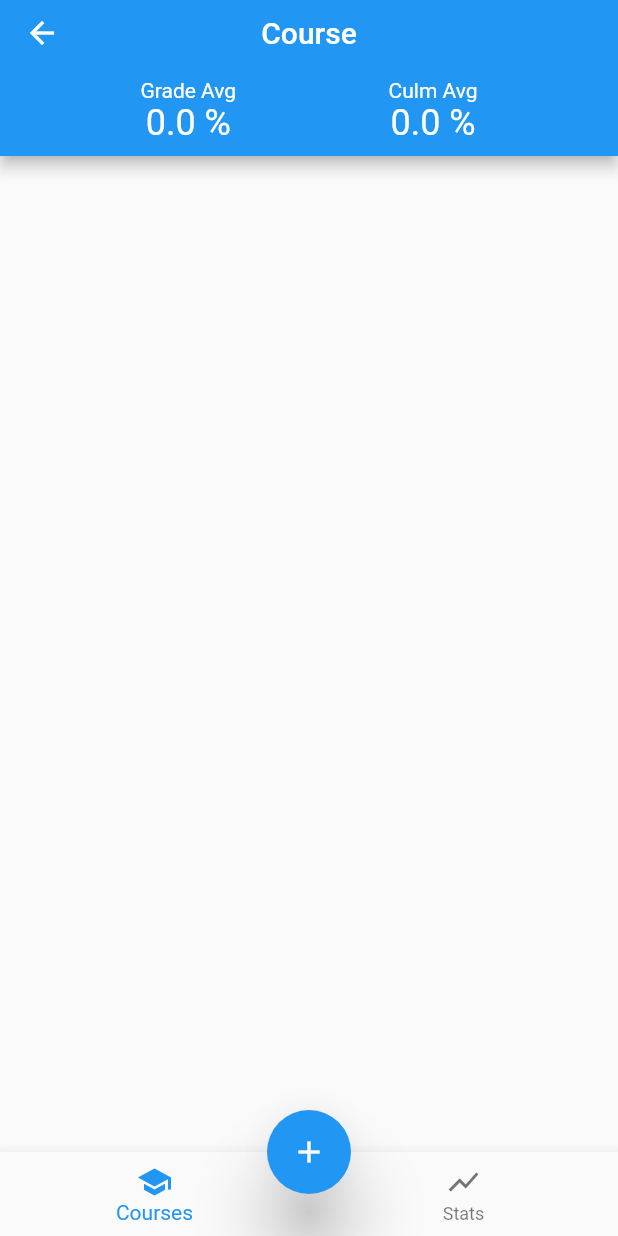
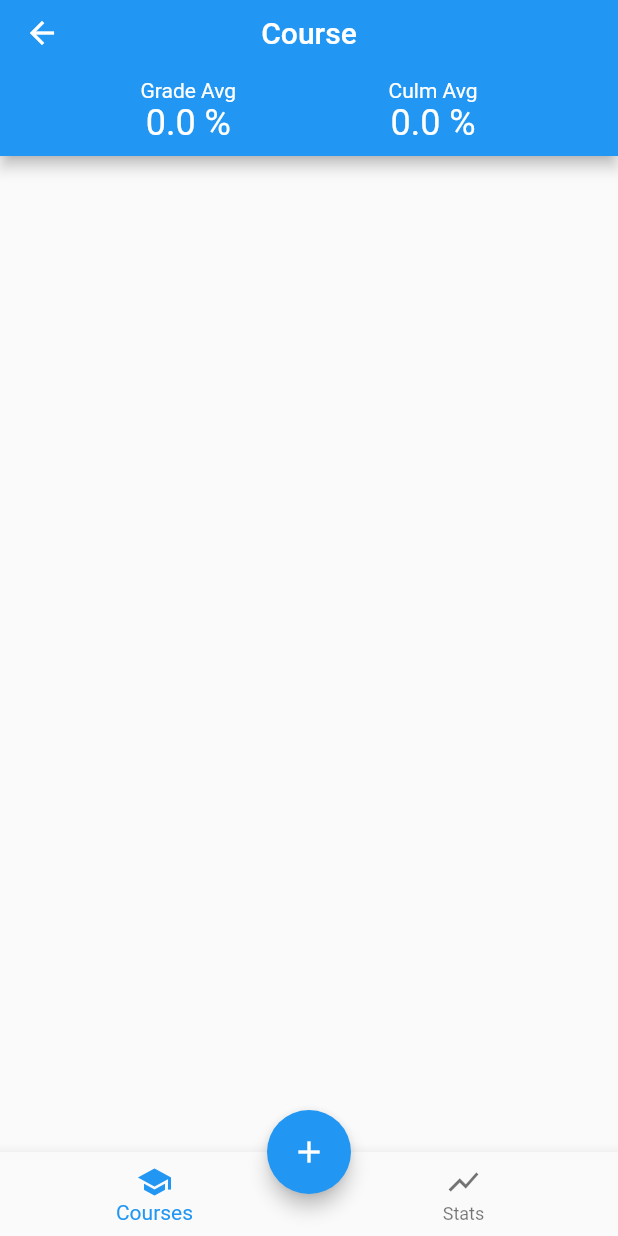
Before and after one commit to isaiahb/MarkCalculator, a Flutter app: the screen it shows after launch, on a phone screen of 412 x 824 dp. Run offline on Flutter 3.47's test engine with Material 2 defaults, Android fonts, the phone set to English and light mode, and no system bars.

Commit message:
elevation adjusted

```diff
--- a/lib/main.dart
+++ b/lib/main.dart
@@ -65,7 +65,7 @@ class _CourseWidgetState extends State<CourseWidget> {
           child: Icon(Icons.add),
           backgroundColor: Colors.blue,
           onPressed: _addGradable,
-          elevation: 20,
+          elevation: 5,
 
         ),
 
```
